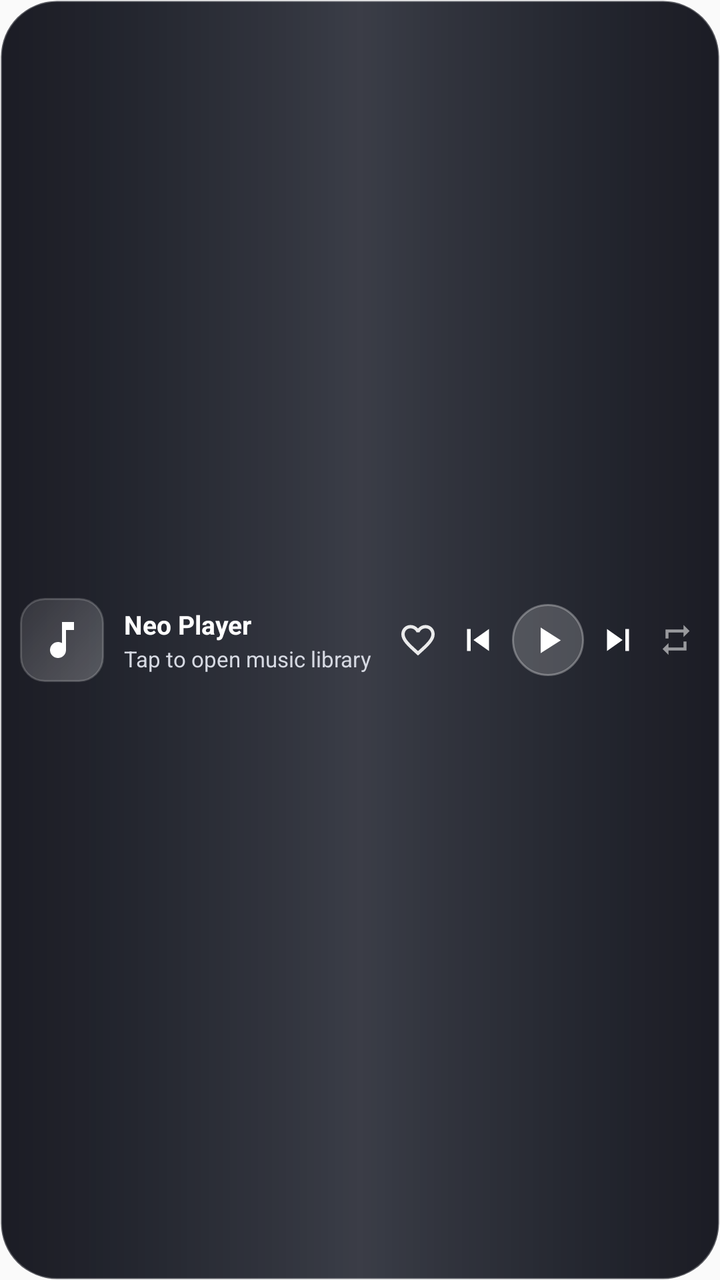
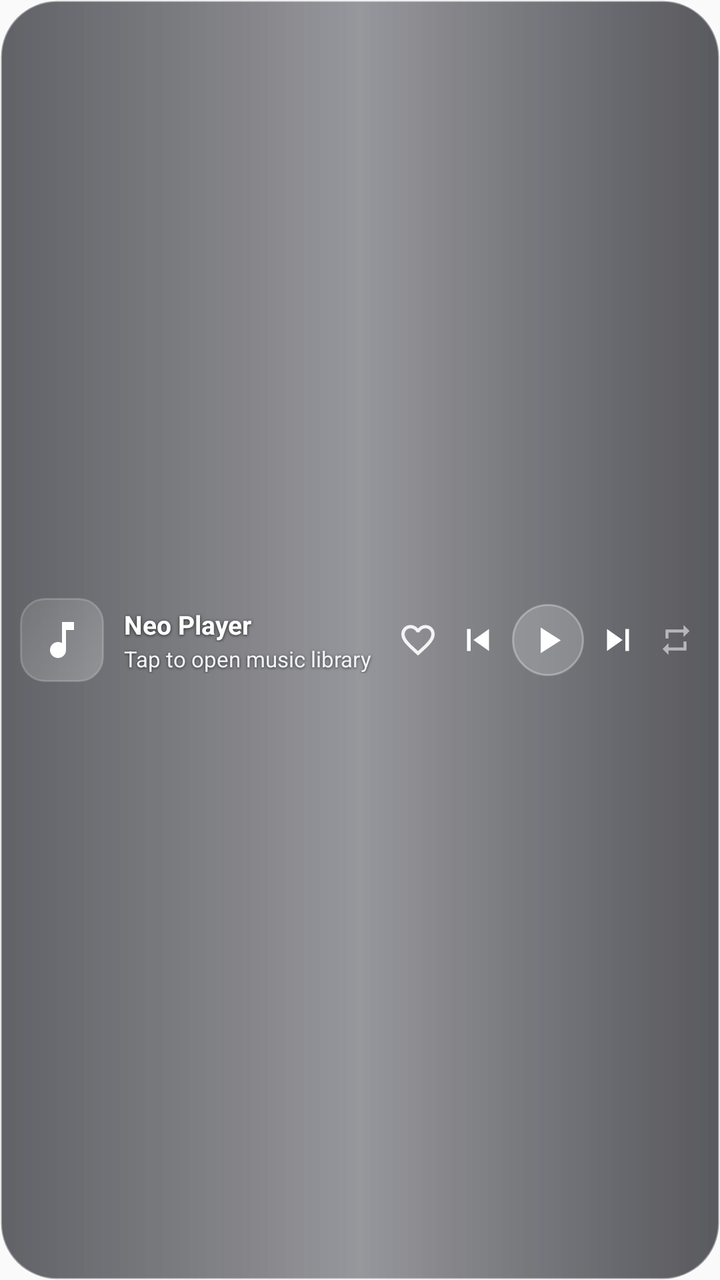

Compare the two renders of this Android layout. The source of the first and the diff that turns it into the second are given below.
<!-- AndroidManifest.xml: application theme AppTheme -->
<!-- res/layout/notification_live_pill.xml -->
<?xml version="1.0" encoding="utf-8"?>
<RelativeLayout xmlns:android="http://schemas.android.com/apk/res/android"
    android:id="@+id/pill_root"
    android:layout_width="match_parent"
    android:layout_height="64dp"
    android:background="@drawable/live_pill_scrim"
    android:clipToOutline="true">

    
    <ImageView
        android:id="@+id/pill_bg_art"
        android:layout_width="match_parent"
        android:layout_height="match_parent"
        android:scaleType="centerCrop"
        android:contentDescription="@null" />

    
    <ImageView
        android:id="@+id/pill_bg_scrim"
        android:layout_width="match_parent"
        android:layout_height="match_parent"
        android:src="@drawable/live_pill_scrim"
        android:scaleType="fitXY"
        android:contentDescription="@null" />

    <LinearLayout
        android:layout_width="match_parent"
        android:layout_height="match_parent"
        android:gravity="center_vertical"
        android:orientation="horizontal"
        android:paddingStart="10dp"
        android:paddingEnd="8dp">

        <ImageView
            android:id="@+id/pill_album_art"
            android:layout_width="42dp"
            android:layout_height="42dp"
            android:background="@drawable/widget_art_placeholder"
            android:padding="9dp"
            android:scaleType="centerCrop"
            android:src="@drawable/ic_media_note"
            android:contentDescription="Album artwork" />

        <LinearLayout
            android:layout_width="0dp"
            android:layout_height="wrap_content"
            android:layout_marginStart="10dp"
            android:layout_weight="1"
            android:orientation="vertical">

            <TextView
                android:id="@+id/pill_title"
                android:layout_width="match_parent"
                android:layout_height="wrap_content"
                android:ellipsize="end"
                android:maxLines="1"
                android:text="@string/app_name"
                android:textColor="#FFFFFFFF"
                android:textSize="13sp"
                android:textStyle="bold" />

            <TextView
                android:id="@+id/pill_subtitle"
                android:layout_width="match_parent"
                android:layout_height="wrap_content"
                android:layout_marginTop="1dp"
                android:ellipsize="end"
                android:maxLines="1"
                android:text="@string/widget_idle_subtitle"
                android:textColor="#D6D9E2"
                android:textSize="11sp" />
        </LinearLayout>

        <LinearLayout
            android:layout_width="wrap_content"
            android:layout_height="wrap_content"
            android:layout_marginStart="4dp"
            android:gravity="center_vertical"
            android:orientation="horizontal">

            <ImageButton
                android:id="@+id/pill_btn_like"
                android:layout_width="30dp"
                android:layout_height="30dp"
                android:background="@android:color/transparent"
                android:padding="5dp"
                android:scaleType="fitCenter"
                android:src="@drawable/ic_media_heart_outline"
                android:contentDescription="Toggle favourite" />

            <ImageButton
                android:id="@+id/pill_btn_prev"
                android:layout_width="30dp"
                android:layout_height="30dp"
                android:background="@android:color/transparent"
                android:padding="4dp"
                android:scaleType="fitCenter"
                android:src="@drawable/ic_media_prev"
                android:contentDescription="Previous track" />

            <ImageButton
                android:id="@+id/pill_btn_play_pause"
                android:layout_width="36dp"
                android:layout_height="36dp"
                android:layout_marginStart="2dp"
                android:layout_marginEnd="2dp"
                android:background="@drawable/widget_play_pill_bg"
                android:padding="7dp"
                android:scaleType="fitCenter"
                android:src="@drawable/ic_media_play"
                android:contentDescription="Play or pause" />

            <ImageButton
                android:id="@+id/pill_btn_next"
                android:layout_width="30dp"
                android:layout_height="30dp"
                android:background="@android:color/transparent"
                android:padding="4dp"
                android:scaleType="fitCenter"
                android:src="@drawable/ic_media_next"
                android:contentDescription="Next track" />

            <ImageButton
                android:id="@+id/pill_btn_repeat"
                android:layout_width="28dp"
                android:layout_height="28dp"
                android:background="@android:color/transparent"
                android:padding="5dp"
                android:scaleType="fitCenter"
                android:src="@drawable/ic_media_repeat_off"
                android:contentDescription="Cycle repeat mode" />
        </LinearLayout>
    </LinearLayout>
</RelativeLayout>
<!-- resources referenced by this layout -->
<resources>
  <!-- drawable ic_media_next (drawable) -->
  <vector xmlns:android="http://schemas.android.com/apk/res/android"
      android:width="24dp"
      android:height="24dp"
      android:viewportWidth="24"
      android:viewportHeight="24">
      <path
          android:fillColor="#FFFFFFFF"
          android:pathData="M6,18l8.5,-6L6,6v12zM16,6v12h2V6h-2z" />
  </vector>
  <!-- drawable ic_media_note (drawable) -->
  <vector xmlns:android="http://schemas.android.com/apk/res/android"
      android:width="24dp"
      android:height="24dp"
      android:viewportWidth="24"
      android:viewportHeight="24">
      <path
          android:fillColor="#FFFFFFFF"
          android:pathData="M12,3v10.55c-0.59,-0.34 -1.27,-0.55 -2,-0.55 -2.21,0 -4,1.79 -4,4s1.79,4 4,4 4,-1.79 4,-4V7h4V3h-6z" />
  </vector>
  <!-- drawable ic_media_play (drawable) -->
  <vector xmlns:android="http://schemas.android.com/apk/res/android"
      android:width="24dp"
      android:height="24dp"
      android:viewportWidth="24"
      android:viewportHeight="24">
      <path
          android:fillColor="#FFFFFFFF"
          android:pathData="M8,5.14v14l11,-7 -11,-7z" />
  </vector>
  <!-- drawable ic_media_prev (drawable) -->
  <vector xmlns:android="http://schemas.android.com/apk/res/android"
      android:width="24dp"
      android:height="24dp"
      android:viewportWidth="24"
      android:viewportHeight="24">
      <path
          android:fillColor="#FFFFFFFF"
          android:pathData="M6,6h2v12H6V6zM9.5,12l8.5,6V6l-8.5,6z" />
  </vector>
  <!-- drawable ic_media_repeat_off (drawable) -->
  <vector xmlns:android="http://schemas.android.com/apk/res/android"
      android:width="24dp"
      android:height="24dp"
      android:viewportWidth="24"
      android:viewportHeight="24">
      <path
          android:fillColor="#8CFFFFFF"
          android:pathData="M7,7h10v3l4,-4 -4,-4v3H5v6h2V7zM17,17H7v-3l-4,4 4,4v-3h12v-6h-2v4z" />
  </vector>
  <!-- drawable live_pill_scrim (drawable) -->
  <?xml version="1.0" encoding="utf-8"?>
  <shape xmlns:android="http://schemas.android.com/apk/res/android"
      android:shape="rectangle">
      <corners android:radius="28dp" />
      <gradient
          android:angle="0"
          android:startColor="#CC11131B"
          android:centerColor="#99161924"
          android:endColor="#CC11131B" />
      <stroke
          android:width="1dp"
          android:color="#3DFFFFFF" />
  </shape>
  <!-- drawable widget_art_placeholder (drawable) -->
  <?xml version="1.0" encoding="utf-8"?>
  <shape xmlns:android="http://schemas.android.com/apk/res/android"
      android:shape="rectangle">
      <corners android:radius="12dp" />
      <gradient
          android:angle="135"
          android:startColor="#3DFFFFFF"
          android:endColor="#1AFFFFFF" />
      <stroke
          android:width="1dp"
          android:color="#2EFFFFFF" />
  </shape>
  <!-- drawable widget_play_pill_bg (drawable) -->
  <?xml version="1.0" encoding="utf-8"?>
  <shape xmlns:android="http://schemas.android.com/apk/res/android"
      android:shape="oval">
      <solid android:color="#30FFFFFF" />
      <stroke
          android:width="1dp"
          android:color="#4DFFFFFF" />
  </shape>
  <string name="app_name">Neo Player</string>
  <string name="widget_idle_subtitle">Tap to open music library</string>
  <style name="AppTheme" parent="Theme.AppCompat.Light.DarkActionBar">
          
          <item name="colorPrimary">@color/colorPrimary</item>
          <item name="colorPrimaryDark">@color/colorPrimaryDark</item>
          <item name="colorAccent">@color/colorAccent</item>
      </style>
  <!-- unchanged entries left out for length: 1 -->
</resources>

<!-- the commit's change to res/layout/notification_live_pill.xml (unified diff, before → after) -->
@@ -54,6 +54,10 @@
                 android:layout_height="wrap_content"
                 android:ellipsize="end"
                 android:maxLines="1"
+                android:shadowColor="#B3000000"
+                android:shadowDx="0"
+                android:shadowDy="1"
+                android:shadowRadius="4"
                 android:text="@string/app_name"
                 android:textColor="#FFFFFFFF"
                 android:textSize="13sp"
@@ -66,8 +70,12 @@
                 android:layout_marginTop="1dp"
                 android:ellipsize="end"
                 android:maxLines="1"
+                android:shadowColor="#A6000000"
+                android:shadowDx="0"
+                android:shadowDy="1"
+                android:shadowRadius="3"
                 android:text="@string/widget_idle_subtitle"
-                android:textColor="#D6D9E2"
+                android:textColor="#F0F2F7"
                 android:textSize="11sp" />
         </LinearLayout>
 
<!-- resource entries referenced after the edit -->
@@ -57,12 +57,12 @@
       <corners android:radius="28dp" />
       <gradient
           android:angle="0"
-          android:startColor="#CC11131B"
-          android:centerColor="#99161924"
-          android:endColor="#CC11131B" />
+          android:startColor="#660B0D14"
+          android:centerColor="#3D0E111B"
+          android:endColor="#6E0B0D14" />
       <stroke
           android:width="1dp"
-          android:color="#3DFFFFFF" />
+          android:color="#4DFFFFFF" />
   </shape>
   <!-- drawable widget_art_placeholder (drawable) -->
   <?xml version="1.0" encoding="utf-8"?>
